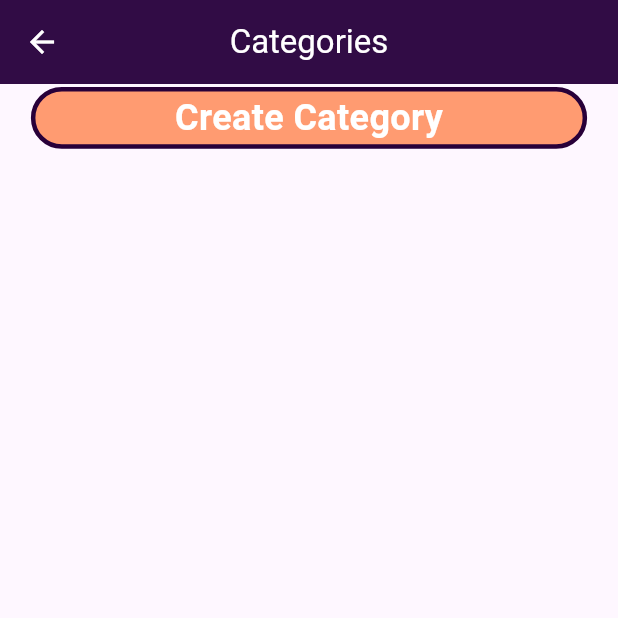
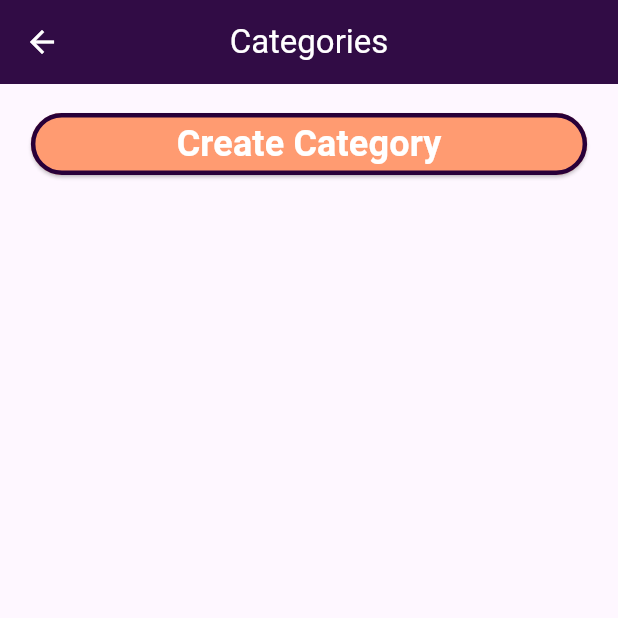
Before and after one commit to Cos229-239/2025_09_Team3, a Flutter app: the CategoriesScreen screen opened directly, on a phone screen of 412 x 824 dp, the top half of it. Run offline on Flutter 3.47's test engine with Material 3 defaults, Android fonts, the phone set to English and light mode, and no system bars; our stand-ins replace flutter_colorpicker.

Commit message:
added Category lists

```diff
--- /dev/null
+++ b/pocketbook/devtools_options.yaml
@@ -0,0 +1,3 @@
+description: This file stores settings for Dart & Flutter DevTools.
+documentation: https://docs.flutter.dev/tools/devtools/extensions#configure-extension-enablement-states
+extensions:
--- a/pocketbook/lib/categories_screen.dart
+++ b/pocketbook/lib/categories_screen.dart
@@ -2,8 +2,23 @@ import 'package:flutter/material.dart';
 import 'package:pocketbook/category_creation.dart';
 import 'package:pocketbook/home_screen.dart';
 
-class CategoriesScreen extends StatelessWidget {
+class CategoriesScreen extends StatefulWidget {
   const CategoriesScreen({super.key});
+
+  @override
+  State<CategoriesScreen> createState() => _CategoriesScreenState();
+}
+
+
+class _CategoriesScreenState extends State<CategoriesScreen> {
+//categories list
+final List<Category> categories = [];
+
+void addCategory(Category category) {
+  setState(() {
+    categories.add(category);
+  });
+}
 
   @override
   Widget build(BuildContext context) {
@@ -15,54 +30,84 @@ class CategoriesScreen extends StatelessWidget {
         foregroundColor: Colors.white,
         elevation: 40,
         leading: IconButton(
-          icon: Icon(Icons.arrow_back),
-          tooltip: 'Back Icon',
+          icon: const Icon(Icons.arrow_back),
+          onPressed: () {
+            Navigator.of(context).pop();
+          },
+        ),
+      ),
+      body: Padding(
+        padding: const EdgeInsets.all(16.0),
+        child: Column(
+          children: [
+            ElevatedButton(
               onPressed: () {
                 Navigator.of(context).push(
-                      MaterialPageRoute(builder: (context) => const HomeScreen()),
+                  MaterialPageRoute(
+                    builder: (context) => CategoryCreation(onSave: addCategory),
+                  ),
                 );
-          }, //TODO: Assign button action
+              },
+              style: ElevatedButton.styleFrom(
+                backgroundColor: const Color(0xFFFF9B71),
+                foregroundColor: Colors.white,
+                shape: RoundedRectangleBorder(
+                  borderRadius: BorderRadius.circular(30),
+                  side: const BorderSide(
+                    color: Color(0xFF280039),
+                    width: 3,
                   ),
                 ),
-      body: Container(
-        alignment: Alignment.topCenter,
-        child: Column(
-          mainAxisAlignment: MainAxisAlignment.start,
-          children: [
-            const SizedBox(height: 2),
-            Row(
-              mainAxisAlignment: MainAxisAlignment.center,
-              children: [
-                InkWell(
-                  onTap: () {
-                    Navigator.of(context).push(
-                      MaterialPageRoute(builder: (context) => const CategoryCreation()),
-                    );
-                  },
-                  child: Container(
-                    width: MediaQuery.of(context).size.width * 0.9,
-                    height: MediaQuery.of(context).size.height * 0.05,
-                    decoration: BoxDecoration(
-                      color: const Color(0xFFFF9B71),
-                      border: Border.all(
-                        color: const Color(0xFF280039),
-                        width: 3,
+                minimumSize: Size(
+                  MediaQuery.of(context).size.width * 0.9,
+                  MediaQuery.of(context).size.height * 0.05,
                 ),
-                      borderRadius: BorderRadius.circular(30),
               ),
-                    child: Center(
-                      child: Text(
+              child: const Text(
                 'Create Category',
                 style: TextStyle(
                   fontSize: 24,
                   fontWeight: FontWeight.bold,
-                          color: Colors.white,
                 ),
               ),
             ),
+            const SizedBox(height: 20.0),
+            Expanded(
+              child: ListView.builder(
+                itemCount: categories.length,
+                itemBuilder: (context, index) {
+                  final category = categories[index];
+                  return Container(
+                    margin: const EdgeInsets.symmetric(vertical: 8),
+                    padding: const EdgeInsets.symmetric(horizontal: 16, vertical: 12),
+                    decoration: BoxDecoration(
+                      color: category.color,
+                      borderRadius: BorderRadius.circular(20),
+                    ),
+                    child: Row(
+                      mainAxisAlignment: MainAxisAlignment.spaceBetween,
+                      children: [
+                        Text(
+                          category.name,
+                          style: const TextStyle(
+                            color: Colors.white,
+                            fontSize: 20,
+                            fontWeight: FontWeight.bold,
+                          ),
+                        ),
+                        Text(
+                          '\$${category.budget.toStringAsFixed(2)}',
+                          style: const TextStyle(
+                            color: Colors.white,
+                            fontSize: 18,
+                            fontWeight: FontWeight.w500,
                           ),
                         ),
                       ],
+                    ),
+                  );
+                },
+              ),
             ),
           ],
         ),
--- a/pocketbook/lib/category_creation.dart
+++ b/pocketbook/lib/category_creation.dart
@@ -1,9 +1,21 @@
 import 'package:flutter/material.dart';
 import 'package:flutter_colorpicker/flutter_colorpicker.dart';
 
+class Category {
+  String name;
+  double budget;
+  Color color;
+
+  Category({
+    required this.name,
+    required this.budget,
+    required this.color,
+  });
+}
 
 class CategoryCreation extends StatefulWidget {
-  const CategoryCreation({super.key});
+  final void Function(Category) onSave;
+  const CategoryCreation({super.key, required this.onSave});
 
   @override
   State<CategoryCreation> createState() => _CategoryCreationState();
@@ -125,7 +137,13 @@ class _CategoryCreationState extends State<CategoryCreation> {
                 const SizedBox(height: 20),
                 ElevatedButton(
                   onPressed: () {
-                    //add logic to save category
+                    widget.onSave(
+                      Category(
+                        name: _categoryNameController.text,
+                        budget: _budgetValue,
+                        color: _chosenColor,
+                      ),
+                    );
                     Navigator.of(context).pop();
                   },
                   child: const Text('Save'),
--- a/pocketbook/lib/welcome_screen.dart
+++ b/pocketbook/lib/welcome_screen.dart
@@ -11,7 +11,7 @@ class WelcomeScreen extends StatelessWidget {
     return GestureDetector(
       onTap: () {
         Navigator.of(context).push(
-          MaterialPageRoute(builder: (context) => const CategoriesScreen()),
+          MaterialPageRoute(builder: (context) => const HomeScreen()),
         );
       },
 
```
Lines whose indentation alone changed are shown as unchanged.
